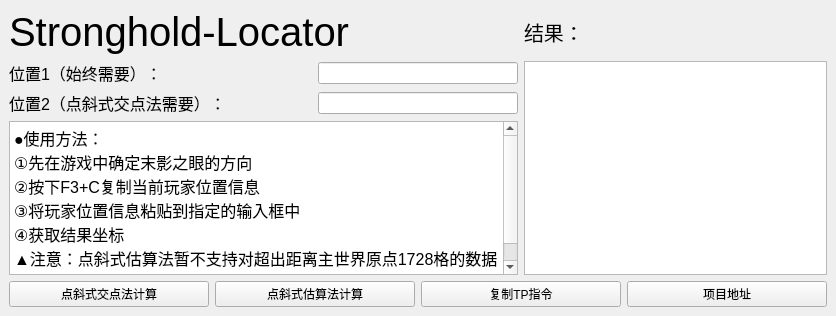
First picture: the form in qtgui.ui, repository Shrans/Stronghold-Locator, before the edit.
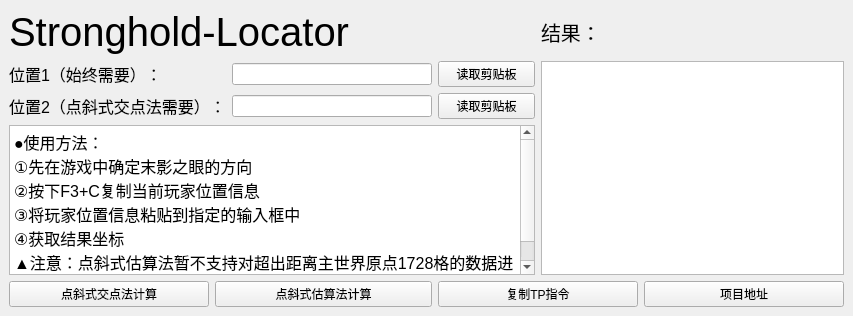
Second picture: the form after the edit.

What changed in the file:
```diff
--- a/qtgui.ui
+++ b/qtgui.ui
@@ -52,9 +52,6 @@
       </property>
      </widget>
     </item>
-    <item row="1" column="2" colspan="2">
-     <widget class="QLineEdit" name="xyt_1"/>
-    </item>
     <item row="4" column="1" colspan="2">
      <widget class="QPushButton" name="dx_gs">
       <property name="enabled">
@@ -124,16 +121,6 @@
     <item row="1" column="4" rowspan="3" colspan="2">
      <widget class="QTextBrowser" name="print_out"/>
     </item>
-    <item row="2" column="2" colspan="2">
-     <widget class="QLineEdit" name="xyt_2">
-      <property name="minimumSize">
-       <size>
-        <width>200</width>
-        <height>0</height>
-       </size>
-      </property>
-     </widget>
-    </item>
     <item row="1" column="0" colspan="2">
      <widget class="QLabel" name="label_2">
       <property name="font">
@@ -165,6 +152,40 @@
       </property>
      </widget>
     </item>
+    <item row="1" column="2">
+     <widget class="QLineEdit" name="xyt_1">
+      <property name="minimumSize">
+       <size>
+        <width>200</width>
+        <height>0</height>
+       </size>
+      </property>
+     </widget>
+    </item>
+    <item row="2" column="2">
+     <widget class="QLineEdit" name="xyt_2">
+      <property name="minimumSize">
+       <size>
+        <width>200</width>
+        <height>0</height>
+       </size>
+      </property>
+     </widget>
+    </item>
+    <item row="1" column="3">
+     <widget class="QPushButton" name="copy_1">
+      <property name="text">
+       <string>读取剪贴板</string>
+      </property>
+     </widget>
+    </item>
+    <item row="2" column="3">
+     <widget class="QPushButton" name="copy_2">
+      <property name="text">
+       <string>读取剪贴板</string>
+      </property>
+     </widget>
+    </item>
    </layout>
    <zorder>print_out</zorder>
    <zorder>label</zorder>
```
Left out of the diff: 2 changed lines with no effect on the pictures.
